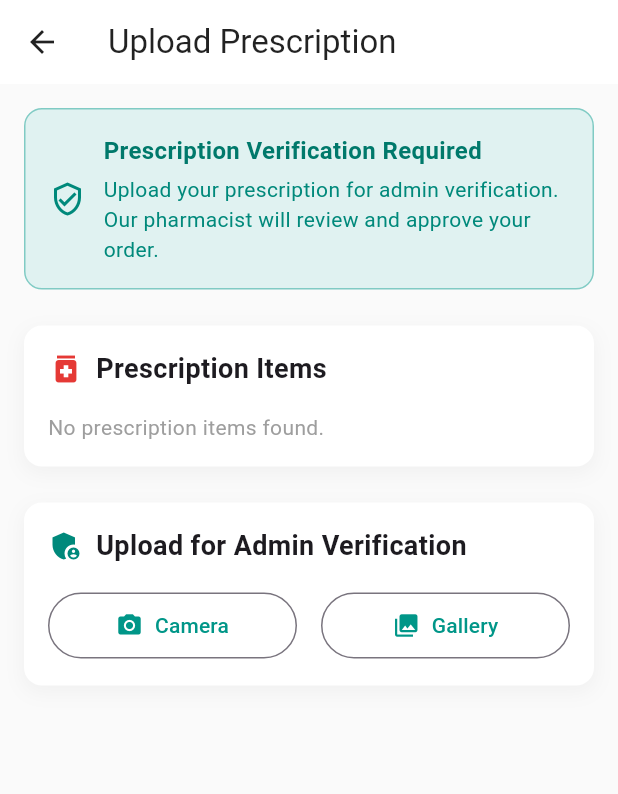
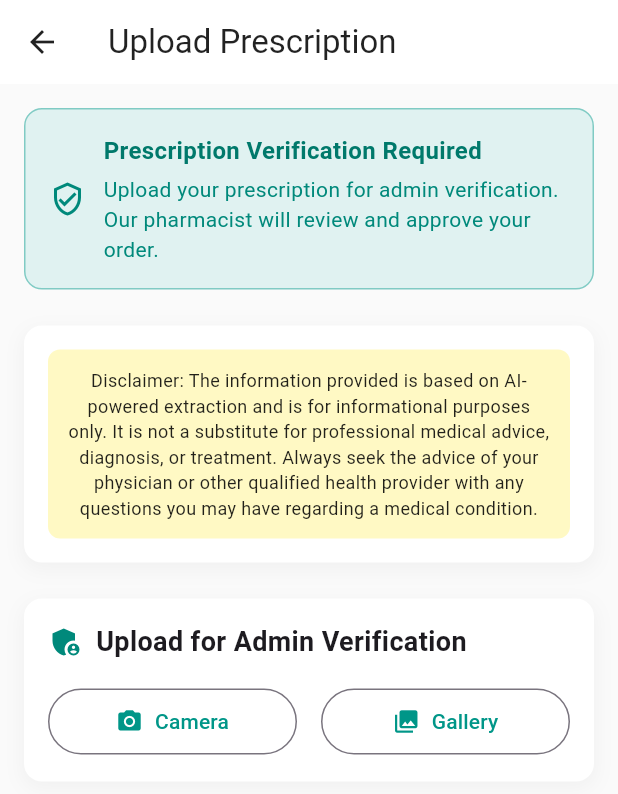
Before and after one commit to Sandeshnirmal/Pharmacy_mobile_app, a Flutter app: the OrderPrescriptionUploadScreen screen opened directly, on a phone screen of 412 x 824 dp. Shown: the top 794 px of the screen. Run offline on Flutter 3.47's test engine with Material 3 defaults, Android fonts, the phone set to English and light mode, and no system bars; our stand-ins replace carousel_slider, flutter_secure_storage, fluttertoast, image_picker, open_filex, permission_handler and 2 more; missing offline and left inert: razorpay_flutter; accounts and stored records are empty; network calls fail.

Commit message:
adding description

```diff
--- a/lib/OrderPrescriptionUploadScreen.dart
+++ b/lib/OrderPrescriptionUploadScreen.dart
@@ -143,7 +143,7 @@ class _OrderPrescriptionUploadScreenState
             context,
             MaterialPageRoute(
               builder: (context) => PrescriptionTrackingScreen(
-                prescriptionId: _uploadedPrescriptionId,
+
               ),
             ),
           );
@@ -250,6 +250,7 @@ class _OrderPrescriptionUploadScreenState
         ],
       ),
     );
+
   }
 
   Widget _buildPrescriptionItems() {
@@ -270,68 +271,19 @@ class _OrderPrescriptionUploadScreenState
       child: Column(
         crossAxisAlignment: CrossAxisAlignment.start,
         children: [
-          Row(
-            children: [
-              Icon(Icons.medication, color: Colors.red.shade600),
-              const SizedBox(width: 8),
-              const Text(
-                'Prescription Items',
-                style: TextStyle(fontSize: 18, fontWeight: FontWeight.bold),
-              ),
-            ],
+
+          Container(
+            padding: const EdgeInsets.all(12.0),
+            decoration: BoxDecoration(
+              color: Colors.yellow.shade100,
+              borderRadius: BorderRadius.circular(8.0),
+            ),
+            child: const Text(
+              'Disclaimer: The information provided is based on AI-powered extraction and is for informational purposes only. It is not a substitute for professional medical advice, diagnosis, or treatment. Always seek the advice of your physician or other qualified health provider with any questions you may have regarding a medical condition.',
+              style: TextStyle(fontSize: 12, color: Colors.black87),
+              textAlign: TextAlign.center,
+            ),
           ),
-          const SizedBox(height: 16),
-          if (widget.prescriptionItems == null ||
-              widget.prescriptionItems!.isEmpty)
-            const Text(
-              'No prescription items found.',
-              style: TextStyle(color: Colors.grey),
-            )
-          else
-            ...widget.prescriptionItems!.map(
-              (item) => Padding(
-                padding: const EdgeInsets.symmetric(vertical: 8),
-                child: Row(
-                  children: [
-                    Container(
-                      padding: const EdgeInsets.symmetric(
-                        horizontal: 6,
-                        vertical: 2,
-                      ),
-                      decoration: BoxDecoration(
-                        color: Colors.red.shade100,
-                        borderRadius: BorderRadius.circular(4),
-                      ),
-                      child: Text(
-                        'Rx',
-                        style: TextStyle(
-                          fontSize: 10,
-                          color: Colors.red.shade700,
-                          fontWeight: FontWeight.bold,
-                        ),
-                      ),
-                    ),
-                    const SizedBox(width: 12),
-                    Expanded(
-                      child: Text(
-                        item.name ?? 'Unknown Medicine',
-                        style: const TextStyle(
-                          fontSize: 14,
-                          fontWeight: FontWeight.w500,
-                        ),
-                      ),
-                    ),
-                    Text(
-                      'Qty: ${item.quantity ?? 1}',
-                      style: TextStyle(
-                        fontSize: 12,
-                        color: Colors.grey.shade600,
-                      ),
-                    ),
-                  ],
-                ),
-              ),
-            ),
         ],
       ),
     );
--- a/lib/config/api_config.dart
+++ b/lib/config/api_config.dart
@@ -8,7 +8,7 @@ library;
 class ApiConfig {
   // Base URL Configuration
   // Update this IP address when your backend server IP changes
-  static const String _baseIP = '192.168.1.4'; // Android emulator localhost
+  static const String _baseIP = '127.0.0.1'; // Android emulator localhost
   static const String _basePort = '8000';
 
   // Main API Base URLs
--- a/lib/screens/prescription_tracking_screen.dart
+++ b/lib/screens/prescription_tracking_screen.dart
@@ -462,18 +462,18 @@ class PrescriptionDetailViewScreen extends StatelessWidget {
         child: Column(
           crossAxisAlignment: CrossAxisAlignment.start,
           children: [
-            Container(
-              padding: const EdgeInsets.all(12.0),
-              decoration: BoxDecoration(
-                color: Colors.yellow.shade100,
-                borderRadius: BorderRadius.circular(8.0),
-              ),
-              child: const Text(
-                'Disclaimer: The information provided is based on AI-powered extraction and is for informational purposes only. It is not a substitute for professional medical advice, diagnosis, or treatment. Always seek the advice of your physician or other qualified health provider with any questions you may have regarding a medical condition.',
-                style: TextStyle(fontSize: 12, color: Colors.black87),
-                textAlign: TextAlign.center,
-              ),
-            ),
+            // Container(
+              // padding: const EdgeInsets.all(12.0),
+              // decoration: BoxDecoration(
+              //   color: Colors.yellow.shade100,
+              //   borderRadius: BorderRadius.circular(8.0),
+              // ),
+              // child: const Text(
+              //   'Disclaimer: The information provided is based on AI-powered extraction and is for informational purposes only. It is not a substitute for professional medical advice, diagnosis, or treatment. Always seek the advice of your physician or other qualified health provider with any questions you may have regarding a medical condition.',
+              //   style: TextStyle(fontSize: 12, color: Colors.black87),
+              //   textAlign: TextAlign.center,
+              // ),
+            // ),
             const SizedBox(height: 16),
             Center(
               child: ClipRRect(
@@ -955,9 +955,7 @@ class PrescriptionDetailViewScreen extends StatelessWidget {
                                       MaterialPageRoute(
                                         builder: (context) =>
                                             ProductDetailsScreen(
-                                              product: medicineDetail
-                                                  .mappedProduct!
-                                                  .toJson(),
+                                              product: id
                                             ),
                                       ),
                                     );
```
